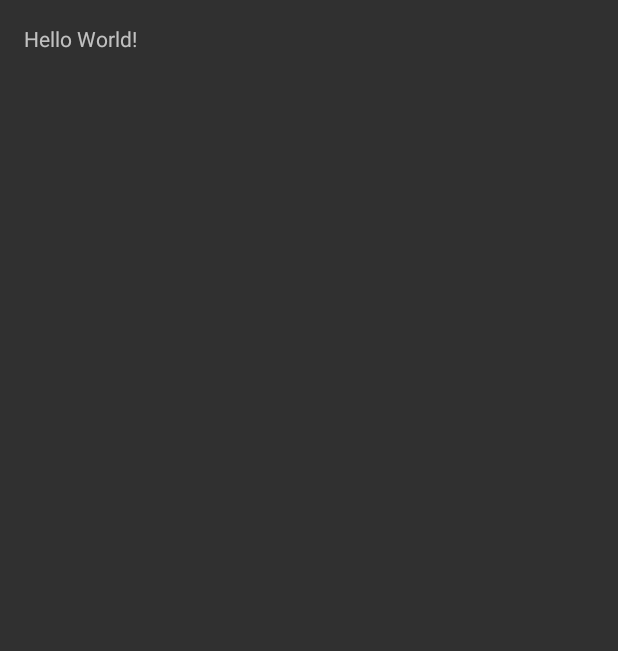
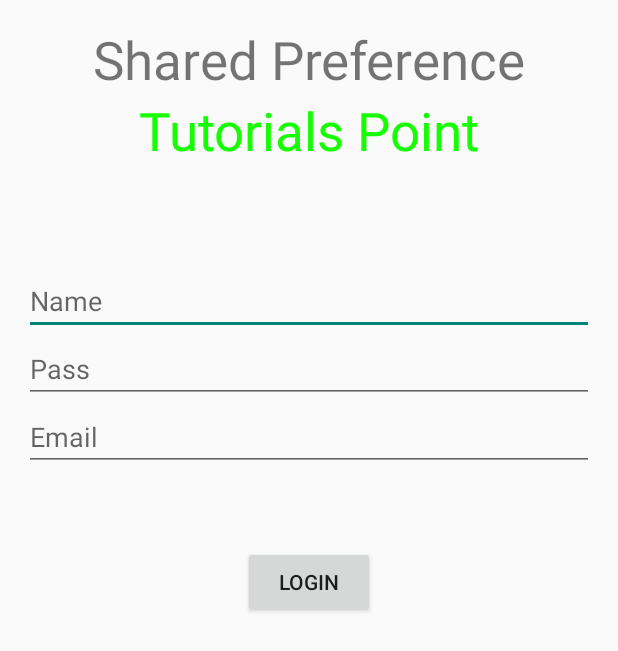
Before and after one commit to julien-origami/LockIT, an Android app: the screen it shows after launch (MainActivity), on a phone screen of 412 x 824 dp. Before the commit the part shown is almost empty. Shown: the top 651 px of the screen. Run offline under Robolectric (Android 15) with nearby library versions, the light colour scheme and no system bars.

Commit message:
first activities

```diff
--- a/app/src/main/java/com/lockers/doorknocking/MainActivity.java
+++ b/app/src/main/java/com/lockers/doorknocking/MainActivity.java
@@ -1,13 +1,63 @@
 package com.lockers.doorknocking;
 
+import android.content.Context;
+import android.content.Intent;
+import android.content.SharedPreferences;
 import android.support.v7.app.AppCompatActivity;
 import android.os.Bundle;
+import android.view.View;
+import android.widget.Button;
+import android.widget.EditText;
 
 public class MainActivity extends AppCompatActivity {
+
+    EditText ed1,ed2,ed3;
+    Button b1;
+    Intent in;
+
+    public static final String MyPREFERENCES = "MyPrefs" ;
+    public static final String Name = "nameKey";
+    public static final String Phone = "phoneKey";
+    public static final String Email = "emailKey";
+    SharedPreferences sharedpreferences;
 
     @Override
     protected void onCreate(Bundle savedInstanceState) {
         super.onCreate(savedInstanceState);
         setContentView(R.layout.activity_main);
+
+        ed1=(EditText)findViewById(R.id.editText);
+        ed2=(EditText)findViewById(R.id.editText2);
+        ed3=(EditText)findViewById(R.id.editText3);
+
+        b1=(Button)findViewById(R.id.button);
+        sharedpreferences = getSharedPreferences(MyPREFERENCES, Context.MODE_PRIVATE);
+
+        b1.setOnClickListener(new View.OnClickListener() {
+            @Override
+            public void onClick(View v) {
+                String n  = ed1.getText().toString();
+                String ph  = ed2.getText().toString();
+                String e  = ed3.getText().toString();
+
+                SharedPreferences.Editor editor = sharedpreferences.edit();
+
+                editor.putString(Name, n);
+                editor.putString(Phone, ph);
+                editor.putString(Email, e);
+                editor.commit();
+
+                in = new Intent(MainActivity.this,log_Activity.class);
+                startActivity(in);
+            }
+        });
     }
+
+
+
+    /*@Override
+    protected void onCreate(Bundle savedInstanceState) {
+        super.onCreate(savedInstanceState);
+        setContentView(R.layout.activity_main);
+    }*/
 }
--- a/app/src/main/res/layout/activity_main.xml
+++ b/app/src/main/res/layout/activity_main.xml
@@ -13,5 +13,63 @@
     <TextView
         android:layout_width="wrap_content"
         android:layout_height="wrap_content"
-        android:text="Hello World!" />
+        android:text="Shared Preference"
+        android:id="@+id/textView"
+        android:layout_alignParentTop="true"
+        android:layout_centerHorizontal="true"
+        android:textSize="35dp" />
+
+    <TextView
+        android:layout_width="wrap_content"
+        android:layout_height="wrap_content"
+        android:text="Tutorials Point"
+        android:id="@+id/textView2"
+        android:layout_below="@+id/textView"
+        android:layout_centerHorizontal="true"
+        android:textSize="35dp"
+        android:textColor="#ff16ff01" />
+
+    <EditText
+        android:layout_width="wrap_content"
+        android:layout_height="wrap_content"
+        android:id="@+id/editText"
+        android:layout_below="@+id/textView2"
+        android:layout_marginTop="67dp"
+        android:hint="Name"
+        android:layout_alignParentRight="true"
+        android:layout_alignParentEnd="true"
+        android:layout_alignParentLeft="true"
+        android:layout_alignParentStart="true" />
+
+    <EditText
+        android:layout_width="wrap_content"
+        android:layout_height="wrap_content"
+        android:id="@+id/editText2"
+        android:layout_below="@+id/editText"
+        android:layout_alignParentLeft="true"
+        android:layout_alignParentStart="true"
+        android:layout_alignParentRight="true"
+        android:layout_alignParentEnd="true"
+        android:hint="Pass" />
+
+    <EditText
+        android:layout_width="wrap_content"
+        android:layout_height="wrap_content"
+        android:id="@+id/editText3"
+        android:layout_below="@+id/editText2"
+        android:layout_alignParentLeft="true"
+        android:layout_alignParentStart="true"
+        android:layout_alignParentRight="true"
+        android:layout_alignParentEnd="true"
+        android:hint="Email" />
+
+    <Button
+        android:layout_width="wrap_content"
+        android:layout_height="wrap_content"
+        android:text="login"
+        android:id="@+id/button"
+        android:layout_below="@+id/editText3"
+        android:layout_centerHorizontal="true"
+        android:layout_marginTop="50dp" />
+
 </RelativeLayout>
```
Also changed, not shown: app/src/main/AndroidManifest.xml (+4 -6 lines), app/src/main/java/com/lockers/doorknocking/log_Activity.java (added, +42 -0 lines), app/src/main/res/layout/activity_log_.xml (added, +35 -0 lines).
